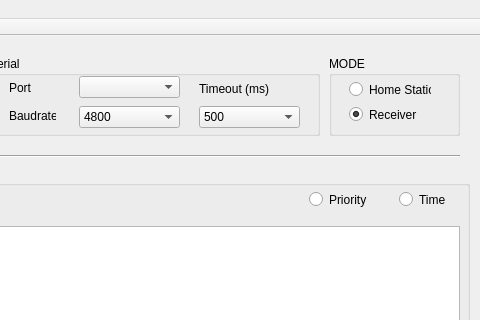
The window that CMS2/mainwindow.ui (Hengy/CMS) describes before a commit, drawn with Qt 5; both pictures show x 621 to 1101 and y 0 to 320 of the 1101 by 600 pixel window.
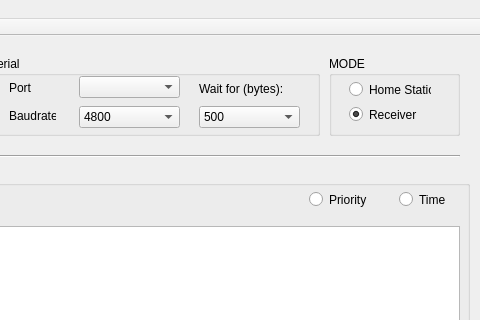
The same window after the commit.

```diff
--- a/CMS2/mainwindow.ui
+++ b/CMS2/mainwindow.ui
@@ -853,12 +853,12 @@
       <rect>
        <x>210</x>
        <y>25</y>
-       <width>71</width>
+       <width>91</width>
        <height>16</height>
       </rect>
      </property>
      <property name="text">
-      <string>Timeout (ms)</string>
+      <string>Wait for (bytes):</string>
      </property>
     </widget>
    </widget>
```
